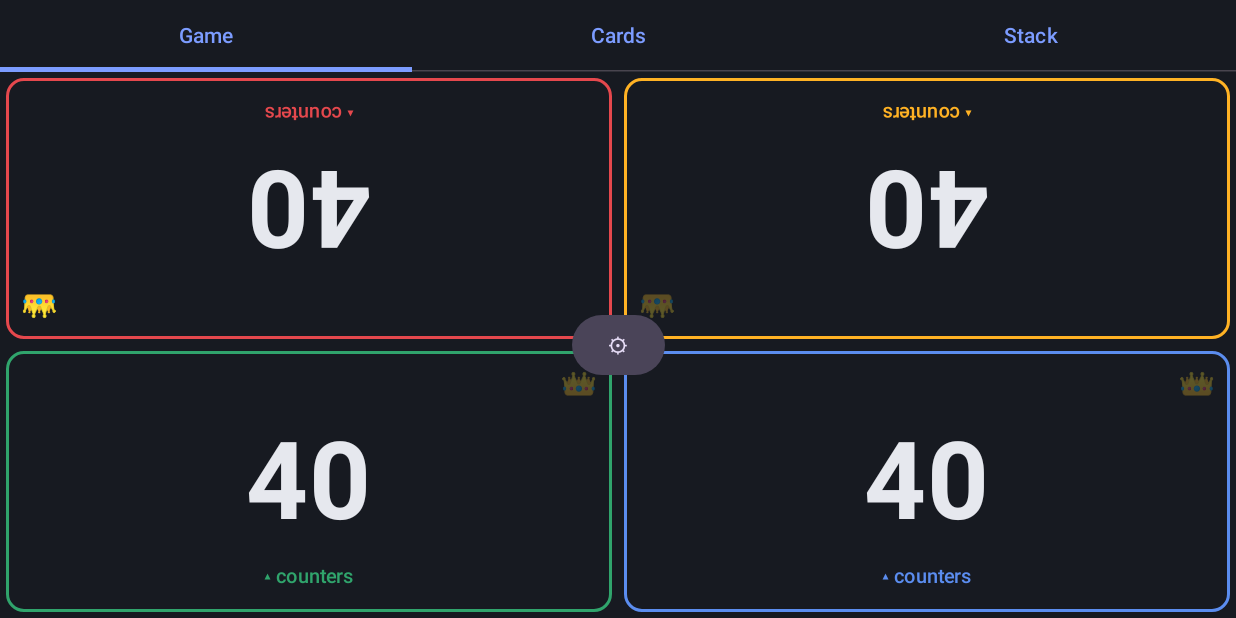
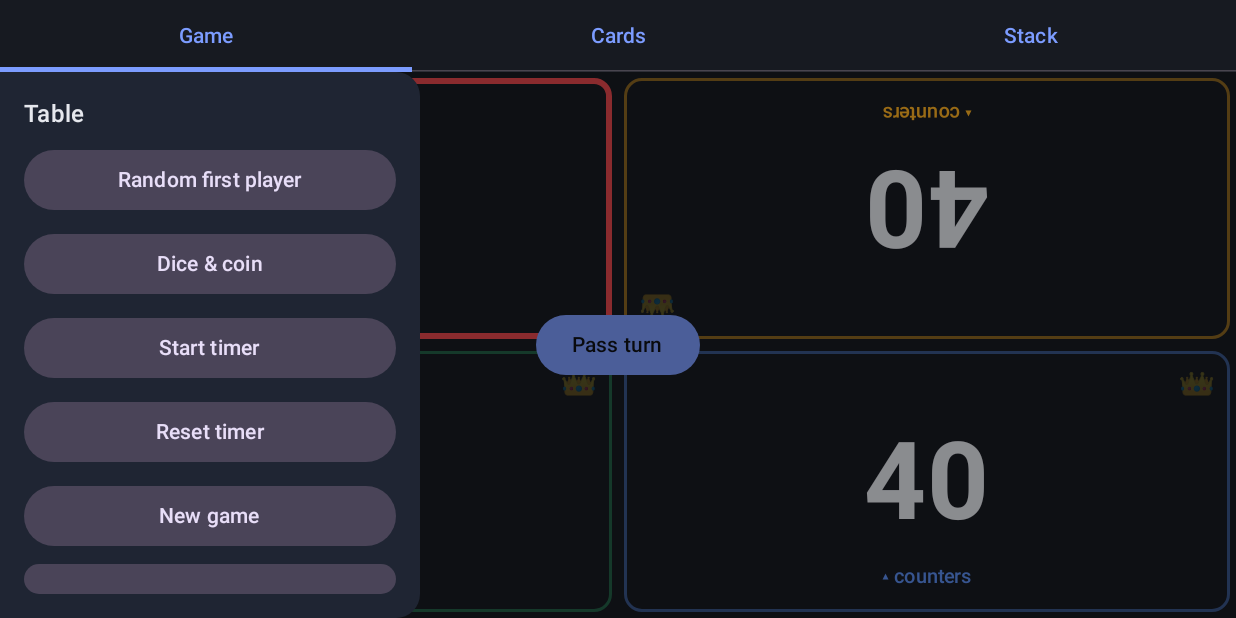
Before and after one commit to Kassicus/MagicTablet, an Android app built with Jetpack Compose: the screen it shows after launch (MainActivity), after a tap on an icon or button, on a phone screen of 824 x 412 dp (held sideways). Run offline under Robolectric (Android 15) with nearby library versions, the phone set to English and light mode, and no system bars; network calls fail; pictures from the network do not load; 1 other tap on this screen came first.

Commit message:
UI refresh Task 1: Game screen left side-panel + center Pass-turn button
Co-Authored-By: Claude Opus 4.8 (1M context) <noreply@anthropic.com>
Claude-Session: https://claude.ai/code/session_01RpGTBETmV6qjsQibYhQpXp

```diff
--- a/app/src/main/java/com/magictablet/screens/GameScreen.kt
+++ b/app/src/main/java/com/magictablet/screens/GameScreen.kt
@@ -1,14 +1,28 @@
 package com.magictablet.screens
 
 import android.widget.Toast
+import androidx.compose.animation.AnimatedVisibility
+import androidx.compose.animation.slideInHorizontally
+import androidx.compose.animation.slideOutHorizontally
+import androidx.compose.foundation.background
+import androidx.compose.foundation.clickable
+import androidx.compose.foundation.interaction.MutableInteractionSource
 import androidx.compose.foundation.layout.Arrangement
 import androidx.compose.foundation.layout.Box
 import androidx.compose.foundation.layout.Column
+import androidx.compose.foundation.layout.Spacer
+import androidx.compose.foundation.layout.fillMaxHeight
 import androidx.compose.foundation.layout.fillMaxSize
+import androidx.compose.foundation.layout.fillMaxWidth
+import androidx.compose.foundation.layout.padding
+import androidx.compose.foundation.layout.size
+import androidx.compose.foundation.layout.width
+import androidx.compose.foundation.shape.RoundedCornerShape
 import androidx.compose.material3.AlertDialog
-import androidx.compose.material3.DropdownMenu
-import androidx.compose.material3.DropdownMenuItem
+import androidx.compose.material3.Button
 import androidx.compose.material3.FilledTonalButton
+import androidx.compose.material3.MaterialTheme
+import androidx.compose.material3.Surface
 import androidx.compose.material3.Text
 import androidx.compose.material3.TextButton
 import androidx.compose.runtime.Composable
@@ -18,6 +32,7 @@ import androidx.compose.runtime.remember
 import androidx.compose.runtime.setValue
 import androidx.compose.ui.Alignment
 import androidx.compose.ui.Modifier
+import androidx.compose.ui.graphics.Color
 import androidx.compose.ui.platform.LocalContext
 import androidx.compose.ui.unit.dp
 import androidx.lifecycle.compose.collectAsStateWithLifecycle
@@ -29,22 +44,16 @@ import com.magictablet.game.ui.SeatLayout
 import com.magictablet.game.ui.TimerChip
 import com.magictablet.kiosk.findActivity
 import com.magictablet.kiosk.releaseKiosk
-import com.magictablet.rules.CrReader
-import com.magictablet.rules.CrViewModel
 
 @Composable
-fun GameScreen(
-    viewModel: GameViewModel = viewModel(),
-    crViewModel: CrViewModel = viewModel(),
-) {
+fun GameScreen(viewModel: GameViewModel = viewModel()) {
     val state by viewModel.state.collectAsStateWithLifecycle()
     val recentDeltas by viewModel.recentDeltas.collectAsStateWithLifecycle()
     val timer by viewModel.timer.collectAsStateWithLifecycle()
     val context = LocalContext.current
-    var menuOpen by remember { mutableStateOf(false) }
+    var panelOpen by remember { mutableStateOf(false) }
     var showNewGame by remember { mutableStateOf(false) }
     var showDice by remember { mutableStateOf(false) }
-    var showRules by remember { mutableStateOf(false) }
     var showExitKiosk by remember { mutableStateOf(false) }
 
     LaunchedEffectTick(timer.running, viewModel)
@@ -64,6 +73,7 @@ fun GameScreen(
             modifier = Modifier.fillMaxSize(),
         )
 
+        // Center: timer chip (when active) + the Pass-turn button.
         Column(
             modifier = Modifier.align(Alignment.Center),
             horizontalAlignment = Alignment.CenterHorizontally,
@@ -72,20 +82,58 @@ fun GameScreen(
             if (timer.running || timer.elapsedSeconds > 0) {
                 TimerChip(elapsedSeconds = timer.elapsedSeconds, running = timer.running)
             }
-            Box {
-                FilledTonalButton(onClick = { menuOpen = true }) { Text("⚙") }
-                DropdownMenu(expanded = menuOpen, onDismissRequest = { menuOpen = false }) {
-                    DropdownMenuItem(text = { Text("Advance turn") }, onClick = { menuOpen = false; viewModel.advanceTurn() })
-                    DropdownMenuItem(text = { Text("Random first player") }, onClick = { menuOpen = false; viewModel.randomFirstPlayer() })
-                    DropdownMenuItem(text = { Text("Dice & coin") }, onClick = { menuOpen = false; showDice = true })
-                    DropdownMenuItem(
-                        text = { Text(if (timer.running) "Pause timer" else "Start timer") },
-                        onClick = { menuOpen = false; if (timer.running) viewModel.pauseTimer() else viewModel.startTimer() },
-                    )
-                    DropdownMenuItem(text = { Text("Reset timer") }, onClick = { menuOpen = false; viewModel.resetTimer() })
-                    DropdownMenuItem(text = { Text("Comprehensive Rules") }, onClick = { menuOpen = false; showRules = true })
-                    DropdownMenuItem(text = { Text("New game") }, onClick = { menuOpen = false; showNewGame = true })
-                    DropdownMenuItem(text = { Text("Exit kiosk mode") }, onClick = { menuOpen = false; showExitKiosk = true })
+            Button(onClick = { viewModel.advanceTurn() }) { Text("Pass turn") }
+        }
+
+        // Left-edge handle that opens the side panel.
+        Surface(
+            modifier = Modifier.align(Alignment.CenterStart).padding(start = 2.dp)
+                .size(width = 28.dp, height = 120.dp)
+                .clickable { panelOpen = true },
+            tonalElevation = 4.dp,
+            shape = RoundedCornerShape(topEnd = 12.dp, bottomEnd = 12.dp),
+        ) {
+            Box(Modifier.fillMaxSize(), contentAlignment = Alignment.Center) { Text("☰") }
+        }
+
+        // Scrim (tap to close) behind the sliding panel.
+        if (panelOpen) {
+            Box(
+                Modifier.fillMaxSize()
+                    .background(Color.Black.copy(alpha = 0.4f))
+                    .clickable(
+                        interactionSource = remember { MutableInteractionSource() },
+                        indication = null,
+                    ) { panelOpen = false },
+            )
+        }
+
+        // Left slide-out panel.
+        AnimatedVisibility(
+            visible = panelOpen,
+            enter = slideInHorizontally { -it },
+            exit = slideOutHorizontally { -it },
+        ) {
+            Surface(
+                modifier = Modifier.fillMaxHeight().width(280.dp),
+                tonalElevation = 3.dp,
+                shape = RoundedCornerShape(topEnd = 16.dp, bottomEnd = 16.dp),
+            ) {
+                Column(
+                    Modifier.fillMaxSize().padding(16.dp),
+                    verticalArrangement = Arrangement.spacedBy(8.dp),
+                ) {
+                    Text("Table", style = MaterialTheme.typography.titleMedium)
+                    PanelButton("Random first player") { viewModel.randomFirstPlayer(); panelOpen = false }
+                    PanelButton("Dice & coin") { showDice = true; panelOpen = false }
+                    PanelButton(if (timer.running) "Pause timer" else "Start timer") {
+                        if (timer.running) viewModel.pauseTimer() else viewModel.startTimer()
+                        panelOpen = false
+                    }
+                    PanelButton("Reset timer") { viewModel.resetTimer(); panelOpen = false }
+                    PanelButton("New game") { showNewGame = true; panelOpen = false }
+                    Spacer(Modifier.weight(1f))
+                    PanelButton("Exit kiosk mode") { showExitKiosk = true; panelOpen = false }
                 }
             }
         }
@@ -101,9 +149,6 @@ fun GameScreen(
     }
     if (showDice) {
         DiceOverlay(onDismiss = { showDice = false })
-    }
-    if (showRules) {
-        CrReader(viewModel = crViewModel, onClose = { showRules = false })
     }
     if (showExitKiosk) {
         AlertDialog(
@@ -125,6 +170,11 @@ fun GameScreen(
 }
 
 @Composable
+private fun PanelButton(label: String, onClick: () -> Unit) {
+    FilledTonalButton(onClick = onClick, modifier = Modifier.fillMaxWidth()) { Text(label) }
+}
+
+@Composable
 private fun LaunchedEffectTick(running: Boolean, viewModel: GameViewModel) {
     androidx.compose.runtime.LaunchedEffect(running) {
         while (running) {
```
